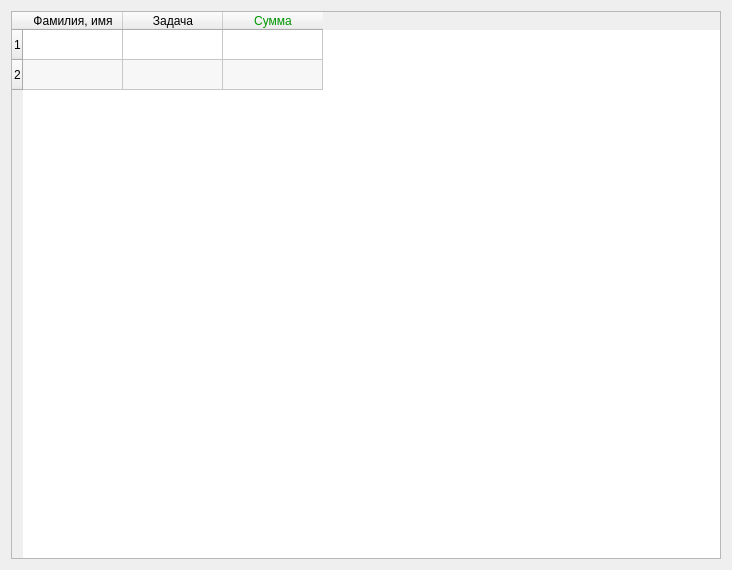
Above: finance.ui from AnGREATern/kanbaner before the change. Below: the same form after it.
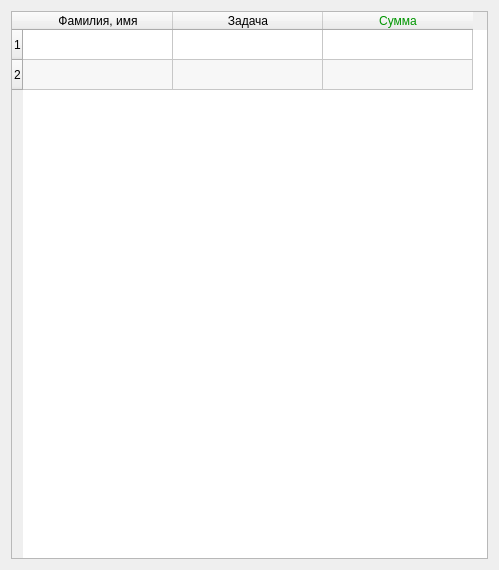
That is the form after the change.

Commit message: Привязка названия

```diff
--- a/finance.ui
+++ b/finance.ui
@@ -6,7 +6,7 @@
    <rect>
     <x>0</x>
     <y>0</y>
-    <width>732</width>
+    <width>499</width>
     <height>570</height>
    </rect>
   </property>
@@ -31,6 +31,9 @@
      <property name="sortingEnabled">
       <bool>true</bool>
      </property>
+     <attribute name="horizontalHeaderDefaultSectionSize">
+      <number>150</number>
+     </attribute>
      <row>
       <property name="text">
        <string>1</string>
```
The commit also changes 2 other files.
